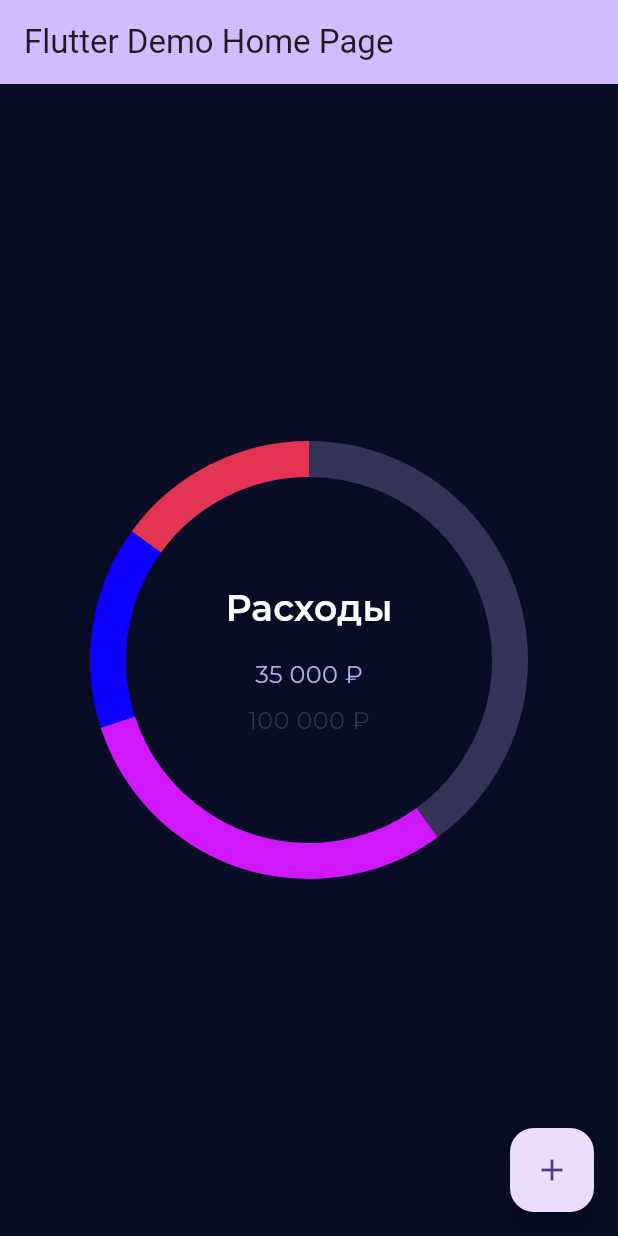
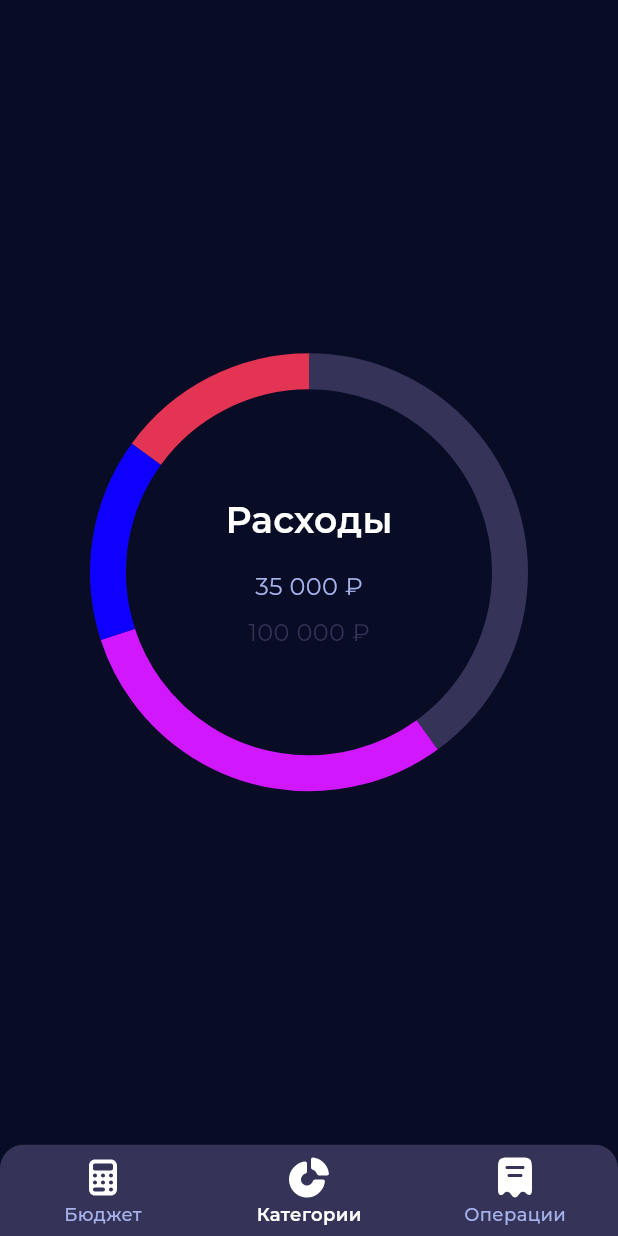
Before and after one commit to LizzzaD/Budget-Buddy, a Flutter app: the screen it shows after launch, on a phone screen of 412 x 824 dp. Run offline on Flutter 3.47's test engine with Material 3 defaults, Android fonts, the phone set to English and light mode, and no system bars; drawn by our look-alikes of fl_chart; our stand-ins replace flutter_svg, google_fonts.

Commit message:
add bottom navigation bar layout

```diff
--- /dev/null
+++ b/lib/features/screens/categories_screen.dart
@@ -0,0 +1,18 @@
+import 'package:budget_buddy/views/ui_kit/charts/pie_chart.dart';
+import 'package:fl_chart/fl_chart.dart';
+import 'package:flutter/material.dart';
+
+class CategoriesScreen extends StatelessWidget {
+  const CategoriesScreen({super.key});
+
+  @override
+  Widget build(BuildContext context) {
+    return Scaffold(
+      body: SafeArea(
+        child: Center(
+          child: DonutChart(),
+        ),
+      ),
+    );
+  }
+}
--- /dev/null
+++ b/lib/features/screens/home_screen.dart
@@ -0,0 +1,46 @@
+import 'package:budget_buddy/features/screens/categories_screen.dart';
+import 'package:budget_buddy/views/ui_kit/app_bars/main_bottom_navigation_bar.dart';
+import 'package:flutter/material.dart';
+
+class HomeScreen extends StatefulWidget {
+  const HomeScreen({super.key});
+
+  @override
+  State<HomeScreen> createState() => _HomeScreenState();
+}
+
+class _HomeScreenState extends State<HomeScreen> {
+  int _selectedIndex = 1;
+  static const TextStyle optionStyle =
+      TextStyle(fontSize: 30, fontWeight: FontWeight.bold);
+  static const List<Widget> _widgetOptions = <Widget>[
+    Text(
+      'Index 0: Home',
+      style: optionStyle,
+    ),
+    CategoriesScreen(),
+    Text(
+      'Index 2: School',
+      style: optionStyle,
+    ),
+  ];
+
+  void _onItemTapped(int index) {
+    setState(() {
+      _selectedIndex = index;
+    });
+  }
+
+  @override
+  Widget build(BuildContext context) {
+    return Scaffold(
+      body: Center(
+        child: _widgetOptions.elementAt(_selectedIndex),
+      ),
+      bottomNavigationBar: MainBottomNavigationBar(
+        currentIndex: _selectedIndex,
+        onTap: _onItemTapped,
+      ),
+    );
+  }
+}
--- a/lib/main.dart
+++ b/lib/main.dart
@@ -1,5 +1,7 @@
+import 'package:budget_buddy/features/screens/home_screen.dart';
 import 'package:budget_buddy/views/theme/app_theme.dart';
 import 'package:budget_buddy/views/theme/styles_palette.dart';
+import 'package:budget_buddy/views/ui_kit/app_bars/main_bottom_navigation_bar.dart';
 import 'package:budget_buddy/views/ui_kit/charts/pie_chart.dart';
 import 'package:flutter/material.dart';
 
@@ -17,54 +19,57 @@ class MyApp extends StatelessWidget {
       title: 'Flutter Demo',
       theme: AppTheme.getLightTheme,
       darkTheme: AppTheme.getDarkTheme,
-      home: const MyHomePage(title: 'Flutter Demo Home Page'),
+      home: const HomeScreen(),
     );
   }
 }
 
-class MyHomePage extends StatefulWidget {
-  const MyHomePage({super.key, required this.title});
-
-  final String title;
-
-  @override
-  State<MyHomePage> createState() => _MyHomePageState();
-}
-
-class _MyHomePageState extends State<MyHomePage> {
-  int _counter = 0;
-
-  void _incrementCounter() {
-    setState(() {
-      _counter++;
-    });
-  }
-
-  @override
-  Widget build(BuildContext context) {
-    return Scaffold(
-      appBar: AppBar(
-
-        backgroundColor: Theme.of(context).colorScheme.inversePrimary,
-
-        title: Text(widget.title,),
-      ),
-      body: const Center(
-
-        child: Column(
-
-          mainAxisAlignment: MainAxisAlignment.center,
-          children: <Widget>[
-
-            DonutChart(),
-          ],
-        ),
-      ),
-      floatingActionButton: FloatingActionButton(
-        onPressed: _incrementCounter,
-        tooltip: 'Increment',
-        child: const Icon(Icons.add),
-      ), // This trailing comma makes auto-formatting nicer for build methods.
-    );
-  }
-}
+// class MyHomePage extends StatefulWidget {
+//   const MyHomePage({super.key, required this.title});
+//
+//   final String title;
+//
+//   @override
+//   State<MyHomePage> createState() => _MyHomePageState();
+// }
+//
+// class _MyHomePageState extends State<MyHomePage> {
+//   int _counter = 0;
+//
+//   void _incrementCounter() {
+//     setState(() {
+//       _counter++;
+//     });
+//   }
+//
+//   @override
+//   Widget build(BuildContext context) {
+//     return Scaffold(
+//       bottomNavigationBar: MainBottomNavigationBar(),
+//       appBar: AppBar(
+//
+//         backgroundColor: Theme.of(context).colorScheme.inversePrimary,
+//
+//         title: Text(widget.title,),
+//       ),
+//       body: const Center(
+//
+//         child: Column(
+//
+//           mainAxisAlignment: MainAxisAlignment.center,
+//           children: <Widget>[
+//
+//             DonutChart(),
+//           ],
+//         ),
+//       ),
+//       floatingActionButton: FloatingActionButton(
+//         onPressed: _incrementCounter,
+//         tooltip: 'Increment',
+//         child: const Icon(Icons.add),
+//       ), // This trailing comma makes auto-formatting nicer for build methods.
+//     );
+//   }
+// }
+//
+//
--- a/lib/views/images/icons.dart
+++ b/lib/views/images/icons.dart
@@ -1,7 +1,7 @@
 import 'package:flutter/material.dart';
 import 'package:flutter_svg/svg.dart';
 
-enum SvgIcons {
+enum SVGIcon {
   bus,
   calculator,
   fork_knife,
@@ -15,10 +15,15 @@ enum SvgIcons {
 
   static const _rootPath = 'assets/icons';
 
-  Widget build({Color? color}) {
+  Widget build({Color? color, double? size}) {
     return SvgPicture.asset(
-      '$_rootPath/$name',
-        colorFilter: ColorFilter.mode(color?? Colors.white, BlendMode.srcIn)
+      '$_rootPath/$name.svg',
+      width: size,
+      height: size,
+      colorFilter: ColorFilter.mode(
+        color ?? Colors.white,
+        BlendMode.srcIn,
+      ),
     );
   }
 }
--- /dev/null
+++ b/lib/views/ui_kit/app_bars/main_bottom_navigation_bar.dart
@@ -0,0 +1,48 @@
+import 'package:budget_buddy/views/extension/build_context_extension.dart';
+import 'package:flutter/material.dart';
+
+import '../../images/icons.dart';
+
+class MainBottomNavigationBar extends StatelessWidget {
+  const MainBottomNavigationBar({
+    required this.currentIndex,
+    required this.onTap,
+    super.key,
+  });
+
+  final currentIndex;
+  final onTap;
+
+  @override
+  Widget build(BuildContext context) {
+    return ClipRRect(
+      borderRadius: const BorderRadius.only(
+        topRight: Radius.circular(16),
+        topLeft: Radius.circular(16),
+      ),
+      child: BottomNavigationBar(
+        items: <BottomNavigationBarItem>[
+          BottomNavigationBarItem(
+            icon: SVGIcon.calculator.build(size: 32),
+            label: 'Бюджет',
+          ),
+          BottomNavigationBarItem(
+            icon: SVGIcon.pie_chart.build(size: 32),
+            label: 'Категории',
+          ),
+          BottomNavigationBarItem(
+            icon: SVGIcon.receipt.build(size: 32),
+            label: 'Операции',
+          ),
+        ],
+        currentIndex: currentIndex,
+        backgroundColor: context.colors.secondaryColor,
+        unselectedLabelStyle: context.styles.medium12,
+        selectedLabelStyle: context.styles.semibold12,
+        unselectedItemColor: context.colors.textSecondaryColor,
+        selectedItemColor: context.colors.white,
+        onTap: onTap,
+      ),
+    );
+  }
+}
--- a/lib/views/ui_kit/charts/pie_chart.dart
+++ b/lib/views/ui_kit/charts/pie_chart.dart
@@ -8,10 +8,10 @@ class DonutChart extends StatefulWidget {
   const DonutChart({super.key});
 
   @override
-  State<StatefulWidget> createState() => PieChart2State();
+  State<StatefulWidget> createState() => DonutChartState();
 }
 
-class PieChart2State extends State {
+class DonutChartState extends State {
   late final List<PieChartSectionData> _pieChartSectionData = _generateData();
 
   @override
@@ -53,6 +53,7 @@ class PieChart2State extends State {
             ),
           ),
           Column(
+            mainAxisSize: MainAxisSize.min,
             children: [
               Text(
                 'Расходы',
--- a/pubspec.yaml
+++ b/pubspec.yaml
@@ -23,5 +23,6 @@ dev_dependencies:
   flutter_lints: ^3.0.0
 
 flutter:
-
   uses-material-design: true
+  assets:
+    - assets/icons/
```
